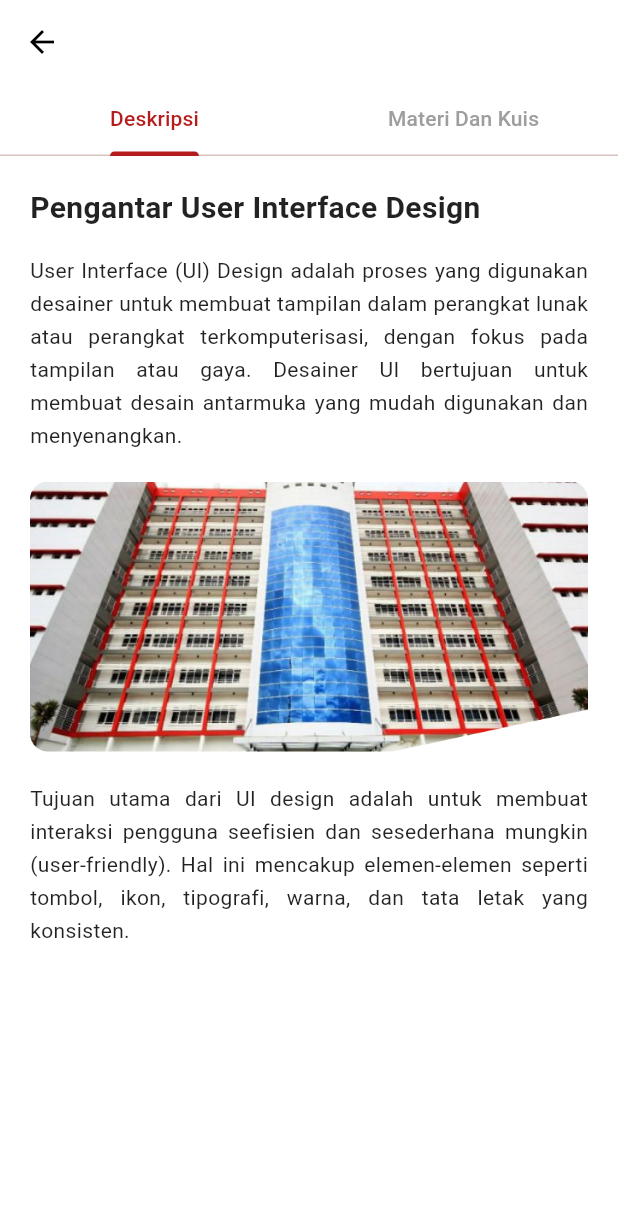
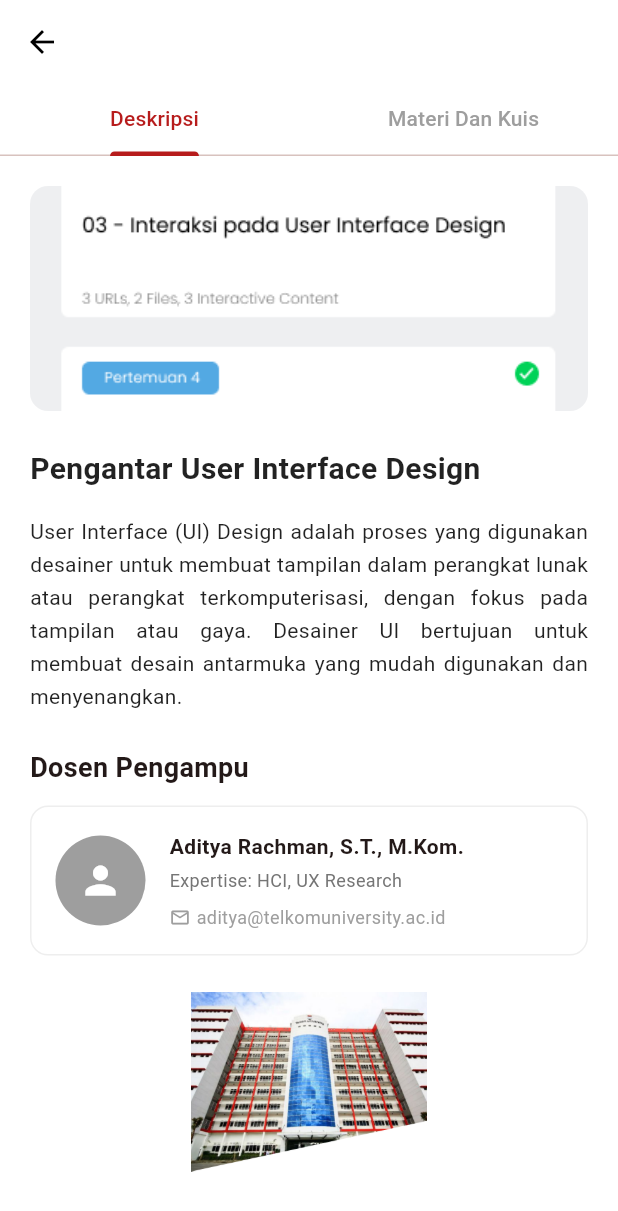
Before and after one commit to wlrmynt/celoe_lms, a Flutter app: the MeetingDetailScreen screen opened directly with empty values, on a phone screen of 412 x 824 dp. Shown: the top 1211 px of the screen. Run offline on Flutter 3.47's test engine with Material 3 defaults, Android fonts, the phone set to English and light mode, and no system bars.

Commit message:
Implement Assignment Detail and Refine Meeting Screen

```diff
--- a/lib/screens/course_detail_screen.dart
+++ b/lib/screens/course_detail_screen.dart
@@ -1,6 +1,7 @@
 import 'package:flutter/material.dart';
 import 'package:celoe_lms/screens/meeting_detail_screen.dart';
 import 'package:celoe_lms/screens/quiz_screen.dart';
+import 'package:celoe_lms/screens/assignment_detail_screen.dart';
 
 class CourseDetailScreen extends StatefulWidget {
   final String courseName;
@@ -183,6 +184,10 @@ class _CourseDetailScreenState extends State<CourseDetailScreen>
           Navigator.of(context).push(
             MaterialPageRoute(builder: (context) => const QuizScreen()),
           );
+        } else if (title.contains('Tugas')) {
+           Navigator.of(context).push(
+            MaterialPageRoute(builder: (context) => AssignmentDetailScreen(assignmentTitle: title)),
+          );
         }
       },
       child: Container(
--- a/lib/screens/meeting_detail_screen.dart
+++ b/lib/screens/meeting_detail_screen.dart
@@ -63,12 +63,26 @@ class _MeetingDetailScreenState extends State<MeetingDetailScreen>
       body: TabBarView(
         controller: _tabController,
         children: [
-          // Tab 1: Deskripsi
+          // Tab 1: Deskripsi (Rich Header & Instructor)
           SingleChildScrollView(
             padding: const EdgeInsets.all(20),
             child: Column(
               crossAxisAlignment: CrossAxisAlignment.start,
               children: [
+                 // Feature Image
+                Container(
+                  height: 150,
+                  width: double.infinity,
+                  decoration: BoxDecoration(
+                    borderRadius: BorderRadius.circular(12),
+                    image: const DecorationImage(
+                      image: AssetImage('assets/UX.png'), // Placeholder
+                      fit: BoxFit.cover,
+                    ),
+                  ),
+                ),
+                const SizedBox(height: 24),
+
                  const Text(
                   'Pengantar User Interface Design',
                   style: TextStyle(
@@ -83,41 +97,100 @@ class _MeetingDetailScreenState extends State<MeetingDetailScreen>
                   style: TextStyle(fontSize: 14, height: 1.6, color: Colors.black87),
                   textAlign: TextAlign.justify,
                 ),
-                const SizedBox(height: 20),
-                // Illustration as per description
-                Center(
-                  child: Container(
-                    height: 180,
+                const SizedBox(height: 24),
+
+                // Instructor Info Section
+                const Text(
+                  'Dosen Pengampu',
+                  style: TextStyle(fontSize: 18, fontWeight: FontWeight.bold),
+                ),
+                const SizedBox(height: 12),
+                Container(
+                   padding: const EdgeInsets.all(16),
                    decoration: BoxDecoration(
+                     color: Colors.white,
                      borderRadius: BorderRadius.circular(12),
-                      image: const DecorationImage(
-                        image: AssetImage('assets/1.png'), // Using available asset as placeholder
-                        fit: BoxFit.cover,
+                     border: Border.all(color: Colors.grey[200]!),
                    ),
+                   child: Row(
+                     children: [
+                       const CircleAvatar(
+                         radius: 30,
+                         backgroundColor: Colors.grey,
+                         child: Icon(Icons.person, color: Colors.white, size: 30),
                        ),
+                       const SizedBox(width: 16),
+                       Expanded(
+                         child: Column(
+                           crossAxisAlignment: CrossAxisAlignment.start,
+                           children: [
+                             const Text(
+                               'Aditya Rachman, S.T., M.Kom.',
+                               style: TextStyle(fontWeight: FontWeight.bold, fontSize: 14),
                              ),
+                             const SizedBox(height: 4),
+                             Text(
+                               'Expertise: HCI, UX Research',
+                               style: TextStyle(color: Colors.grey[600], fontSize: 12),
                              ),
-                const SizedBox(height: 20),
-                const Text(
-                  'Tujuan utama dari UI design adalah untuk membuat interaksi pengguna seefisien dan sesederhana mungkin (user-friendly). Hal ini mencakup elemen-elemen seperti tombol, ikon, tipografi, warna, dan tata letak yang konsisten.',
-                  style: TextStyle(fontSize: 14, height: 1.6, color: Colors.black87),
-                  textAlign: TextAlign.justify,
+                              const SizedBox(height: 8),
+                              Row(
+                                children: const [
+                                  Icon(Icons.email_outlined, size: 14, color: Colors.grey),
+                                  SizedBox(width: 4),
+                                  Text('aditya@telkomuniversity.ac.id', style: TextStyle(fontSize: 12, color: Colors.grey)),
+                                ],
+                              )
+                           ],
+                         ),
                        ),
                      ],
                    ),
                 ),
 
-          // Tab 2: Materi Dan Kuis
+                const SizedBox(height: 24),
+                // Mid-Scroll Callout Illustration
+                Center(
+                  child: Image.asset('assets/1.png', height: 120),
+                ),
+              ],
+            ),
+          ),
+
+          // Tab 2: Materi Dan Kuis (Video & Content)
           ListView(
             padding: const EdgeInsets.all(20),
             children: [
-              _buildMaterialItem('Zoom Meeting Synchronous', 'Video Conference', true),
+              // Main Video Area
+              Container(
+                height: 200,
+                decoration: BoxDecoration(
+                  color: Colors.black,
+                  borderRadius: BorderRadius.circular(12),
+                ),
+                alignment: Alignment.center,
+                child: const Column(
+                  mainAxisAlignment: MainAxisAlignment.center,
+                   children: [
+                     Icon(Icons.play_circle_fill, color: Colors.white, size: 60),
+                     SizedBox(height: 8),
+                     Text('Putar Video Pembelajaran', style: TextStyle(color: Colors.white)),
+                   ],
+                ),
+              ),
+              const SizedBox(height: 8),
+               const Text(
+                'Video: Konsep Dasar UI Design',
+                style: TextStyle(fontWeight: FontWeight.bold),
+              ),
+              const SizedBox(height: 24),
+
+              const Text('Materi Pembelajaran', style: TextStyle(fontWeight: FontWeight.bold, fontSize: 16)),
               const SizedBox(height: 12),
+
               _buildMaterialItem('Slide Presentasi - Pengantar UI', 'PDF Document', true),
               const SizedBox(height: 12),
               _buildMaterialItem('Artikel: Sejarah Perkembangan UI', 'Web Link', true),
-              const SizedBox(height: 12),
-              _buildMaterialItem('Video: UI vs UX', 'Video', false),
               const SizedBox(height: 12),
               _buildMaterialItem('Kuis: Pemahaman Dasar', 'Quiz', false),
             ],
```
Also changed, not shown: lib/screens/assignment_detail_screen.dart (added, +184 -0 lines). Lines whose indentation alone changed are shown as unchanged.
